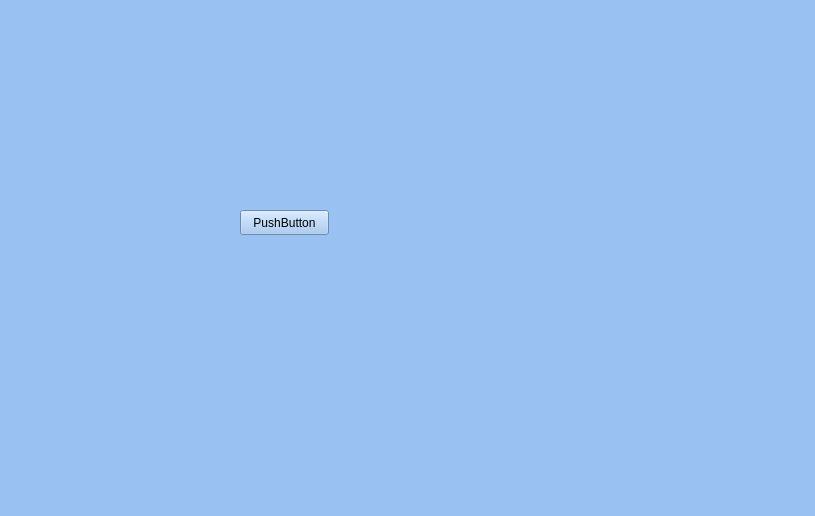
frknrnn/Qt_AppStore, file dashboardcontrol.ui: the form before one commit.
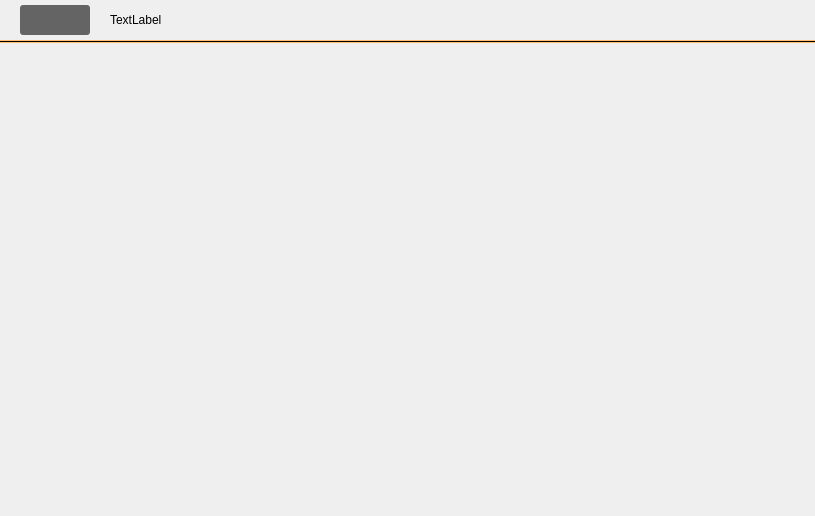
The form after the commit. Icons and pictures are not drawn.

Commit message: DashBoard için navigate top frame eklendi.

The edit to the form file:
```diff
--- a/dashboardcontrol.ui
+++ b/dashboardcontrol.ui
@@ -14,21 +14,143 @@
    <string>Frame</string>
   </property>
   <property name="styleSheet">
-   <string notr="true">background-color: rgb(153, 193, 241);</string>
+   <string notr="true"/>
   </property>
-  <widget class="QPushButton" name="pushButton">
-   <property name="geometry">
-    <rect>
-     <x>240</x>
-     <y>210</y>
-     <width>89</width>
-     <height>25</height>
-    </rect>
+  <layout class="QVBoxLayout" name="verticalLayout">
+   <property name="spacing">
+    <number>0</number>
    </property>
-   <property name="text">
-    <string>PushButton</string>
+   <property name="leftMargin">
+    <number>0</number>
    </property>
-  </widget>
+   <property name="topMargin">
+    <number>0</number>
+   </property>
+   <property name="rightMargin">
+    <number>0</number>
+   </property>
+   <property name="bottomMargin">
+    <number>0</number>
+   </property>
+   <item>
+    <widget class="QFrame" name="frame_backButtonPanel">
+     <property name="minimumSize">
+      <size>
+       <width>0</width>
+       <height>40</height>
+      </size>
+     </property>
+     <property name="maximumSize">
+      <size>
+       <width>16777215</width>
+       <height>40</height>
+      </size>
+     </property>
+     <property name="frameShape">
+      <enum>QFrame::NoFrame</enum>
+     </property>
+     <property name="frameShadow">
+      <enum>QFrame::Raised</enum>
+     </property>
+     <layout class="QHBoxLayout" name="horizontalLayout_19">
+      <property name="spacing">
+       <number>20</number>
+      </property>
+      <property name="leftMargin">
+       <number>20</number>
+      </property>
+      <property name="topMargin">
+       <number>0</number>
+      </property>
+      <property name="rightMargin">
+       <number>0</number>
+      </property>
+      <property name="bottomMargin">
+       <number>0</number>
+      </property>
+      <item>
+       <widget class="QPushButton" name="pushButton_backButton">
+        <property name="minimumSize">
+         <size>
+          <width>70</width>
+          <height>30</height>
+         </size>
+        </property>
+        <property name="maximumSize">
+         <size>
+          <width>70</width>
+          <height>30</height>
+         </size>
+        </property>
+        <property name="styleSheet">
+         <string notr="true">QPushButton{
+	background-image: url(:/icons/Assets/icons/back.png);
+background-color: rgb(100, 100, 100);
+border-radius:3px;
+border:none;
+background-repeat: no-repeat;
+background-position: center;
+	color: rgb(255, 255, 255);
+	font: 87 10pt &quot;Segoe UI Black&quot;;
+}
+
+
+QPushButton::hover{
+background-color: rgb(80, 80, 80);
+}</string>
+        </property>
+        <property name="text">
+         <string/>
+        </property>
+       </widget>
+      </item>
+      <item>
+       <widget class="QLabel" name="label_navigatePath">
+        <property name="text">
+         <string>TextLabel</string>
+        </property>
+       </widget>
+      </item>
+      <item>
+       <spacer name="horizontalSpacer_7">
+        <property name="orientation">
+         <enum>Qt::Horizontal</enum>
+        </property>
+        <property name="sizeHint" stdset="0">
+         <size>
+          <width>907</width>
+          <height>20</height>
+         </size>
+        </property>
+       </spacer>
+      </item>
+     </layout>
+    </widget>
+   </item>
+   <item>
+    <widget class="Line" name="line">
+     <property name="styleSheet">
+      <string notr="true">background-color: rgb(255, 190, 111);</string>
+     </property>
+     <property name="frameShadow">
+      <enum>QFrame::Plain</enum>
+     </property>
+     <property name="orientation">
+      <enum>Qt::Horizontal</enum>
+     </property>
+    </widget>
+   </item>
+   <item>
+    <widget class="QFrame" name="frame_dashboardContent">
+     <property name="frameShape">
+      <enum>QFrame::NoFrame</enum>
+     </property>
+     <property name="frameShadow">
+      <enum>QFrame::Raised</enum>
+     </property>
+    </widget>
+   </item>
+  </layout>
  </widget>
  <resources/>
  <connections/>
```
The commit also changes 9 other files.
